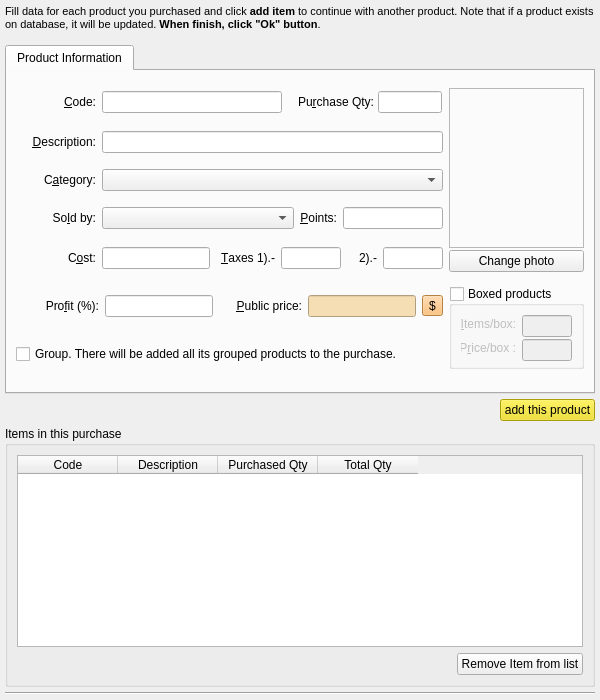
First picture: the form in squeeze/src/ui/purchaseeditor.ui, repository miguelchavez/lemonpos, before the edit.
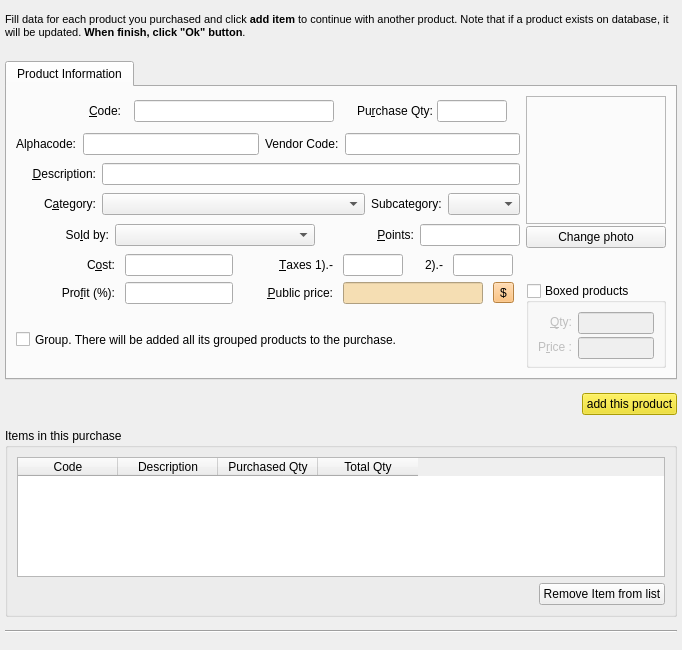
Second picture: the form after the edit.

Commit message: Adding alphacode, vendorcode and subcategory fields for editing when purchasing.

Diff of the .ui file:
```diff
--- a/squeeze/src/ui/purchaseeditor.ui
+++ b/squeeze/src/ui/purchaseeditor.ui
@@ -6,12 +6,12 @@
    <rect>
     <x>0</x>
     <y>0</y>
-    <width>600</width>
-    <height>700</height>
+    <width>682</width>
+    <height>650</height>
    </rect>
   </property>
   <property name="sizePolicy">
-   <sizepolicy hsizetype="MinimumExpanding" vsizetype="MinimumExpanding">
+   <sizepolicy hsizetype="Minimum" vsizetype="Minimum">
     <horstretch>0</horstretch>
     <verstretch>0</verstretch>
    </sizepolicy>
@@ -19,12 +19,12 @@
   <property name="minimumSize">
    <size>
     <width>600</width>
-    <height>700</height>
+    <height>650</height>
    </size>
   </property>
   <property name="maximumSize">
    <size>
-    <width>600</width>
+    <width>682</width>
     <height>16777215</height>
    </size>
   </property>
@@ -47,7 +47,7 @@
    <item>
     <widget class="QLabel" name="label">
      <property name="sizePolicy">
-      <sizepolicy hsizetype="Minimum" vsizetype="Expanding">
+      <sizepolicy hsizetype="Minimum" vsizetype="Maximum">
        <horstretch>0</horstretch>
        <verstretch>0</verstretch>
       </sizepolicy>
@@ -91,6 +91,12 @@
    </item>
    <item>
     <widget class="QTabWidget" name="tabWidget">
+     <property name="sizePolicy">
+      <sizepolicy hsizetype="Minimum" vsizetype="Maximum">
+       <horstretch>0</horstretch>
+       <verstretch>0</verstretch>
+      </sizepolicy>
+     </property>
      <property name="currentIndex">
       <number>0</number>
      </property>
@@ -101,6 +107,12 @@
       <layout class="QGridLayout" name="gridLayout">
        <item row="0" column="0">
         <layout class="QHBoxLayout" name="horizontalLayout_3">
+         <property name="spacing">
+          <number>4</number>
+         </property>
+         <property name="margin">
+          <number>1</number>
+         </property>
          <item>
           <widget class="QLabel" name="label_5">
            <property name="sizePolicy">
@@ -282,6 +294,36 @@
         </layout>
        </item>
        <item row="1" column="0">
+        <layout class="QHBoxLayout" name="horizontalLayout_10">
+         <item>
+          <widget class="QLabel" name="lblAlpha">
+           <property name="text">
+            <string>Alphacode:</string>
+           </property>
+           <property name="buddy">
+            <cstring>editAlphacode</cstring>
+           </property>
+          </widget>
+         </item>
+         <item>
+          <widget class="QLineEdit" name="editAlphacode"/>
+         </item>
+         <item>
+          <widget class="QLabel" name="lblVendor">
+           <property name="text">
+            <string>Vendor Code:</string>
+           </property>
+           <property name="buddy">
+            <cstring>editVendorcode</cstring>
+           </property>
+          </widget>
+         </item>
+         <item>
+          <widget class="QLineEdit" name="editVendorcode"/>
+         </item>
+        </layout>
+       </item>
+       <item row="2" column="0">
         <layout class="QHBoxLayout" name="horizontalLayout_7">
          <item>
           <widget class="QLabel" name="label_16">
@@ -329,7 +371,7 @@
          </item>
         </layout>
        </item>
-       <item row="2" column="0">
+       <item row="3" column="0">
         <layout class="QHBoxLayout" name="horizontalLayout_6">
          <item>
           <widget class="QLabel" name="label_8">
@@ -375,9 +417,22 @@
            </property>
           </widget>
          </item>
+         <item>
+          <widget class="QLabel" name="label_2">
+           <property name="text">
+            <string>Subcategory:</string>
+           </property>
+           <property name="buddy">
+            <cstring>subcategoriesCombo</cstring>
+           </property>
+          </widget>
+         </item>
+         <item>
+          <widget class="QComboBox" name="subcategoriesCombo"/>
+         </item>
         </layout>
        </item>
-       <item row="3" column="0">
+       <item row="4" column="0">
         <layout class="QHBoxLayout" name="horizontalLayout_4">
          <item>
           <widget class="QLabel" name="label_17">
@@ -484,7 +539,7 @@
          </item>
         </layout>
        </item>
-       <item row="4" column="0">
+       <item row="5" column="0">
         <layout class="QHBoxLayout" name="horizontalLayout_5">
          <item>
           <widget class="QLabel" name="label_9">
@@ -653,7 +708,7 @@
          </item>
         </layout>
        </item>
-       <item row="5" column="0">
+       <item row="6" column="0">
         <layout class="QHBoxLayout" name="_6">
          <item>
           <widget class="QLabel" name="label_11">
@@ -1140,7 +1195,7 @@
          </item>
         </layout>
        </item>
-       <item row="5" column="1" rowspan="2">
+       <item row="6" column="1" rowspan="2">
         <widget class="QGroupBox" name="groupBoxedItem">
          <property name="sizePolicy">
           <sizepolicy hsizetype="Minimum" vsizetype="Preferred">
@@ -1179,7 +1234,7 @@
              </sizepolicy>
             </property>
             <property name="text">
-             <string>&amp;Items/box:</string>
+             <string>&amp;Qty:</string>
             </property>
             <property name="alignment">
              <set>Qt::AlignRight|Qt::AlignTrailing|Qt::AlignVCenter</set>
@@ -1217,7 +1272,7 @@
              </sizepolicy>
             </property>
             <property name="text">
-             <string>P&amp;rice/box :</string>
+             <string>P&amp;rice :</string>
             </property>
             <property name="alignment">
              <set>Qt::AlignRight|Qt::AlignTrailing|Qt::AlignVCenter</set>
@@ -1249,10 +1304,16 @@
          </layout>
         </widget>
        </item>
-       <item row="6" column="0">
+       <item row="7" column="0">
         <layout class="QHBoxLayout" name="horizontalLayout_8">
          <item>
           <widget class="QCheckBox" name="chIsAGroup">
+           <property name="sizePolicy">
+            <sizepolicy hsizetype="Minimum" vsizetype="Minimum">
+             <horstretch>0</horstretch>
+             <verstretch>0</verstretch>
+            </sizepolicy>
+           </property>
            <property name="text">
             <string>Group. There will be added all its grouped products to the purchase.</string>
            </property>
@@ -1266,6 +1327,9 @@
    </item>
    <item>
     <layout class="QHBoxLayout" name="horizontalLayout_2">
+     <property name="spacing">
+      <number>4</number>
+     </property>
      <item>
       <spacer name="horizontalSpacer_2">
        <property name="orientation">
@@ -1281,6 +1345,12 @@
      </item>
      <item>
       <widget class="QPushButton" name="btnAddItem">
+       <property name="sizePolicy">
+        <sizepolicy hsizetype="Maximum" vsizetype="Maximum">
+         <horstretch>0</horstretch>
+         <verstretch>0</verstretch>
+        </sizepolicy>
+       </property>
        <property name="palette">
         <palette>
          <active>
@@ -1651,6 +1721,12 @@
    </item>
    <item>
     <widget class="QGroupBox" name="groupBox">
+     <property name="sizePolicy">
+      <sizepolicy hsizetype="Minimum" vsizetype="Maximum">
+       <horstretch>0</horstretch>
+       <verstretch>0</verstretch>
+      </sizepolicy>
+     </property>
      <property name="title">
       <string>Items in this purchase</string>
      </property>
@@ -1663,6 +1739,12 @@
           <verstretch>0</verstretch>
          </sizepolicy>
         </property>
+        <property name="maximumSize">
+         <size>
+          <width>16777215</width>
+          <height>120</height>
+         </size>
+        </property>
         <property name="editTriggers">
          <set>QAbstractItemView::NoEditTriggers</set>
         </property>
@@ -1711,6 +1793,12 @@
         </item>
         <item>
          <widget class="QPushButton" name="btnRemoveItem">
+          <property name="sizePolicy">
+           <sizepolicy hsizetype="Minimum" vsizetype="Minimum">
+            <horstretch>0</horstretch>
+            <verstretch>0</verstretch>
+           </sizepolicy>
+          </property>
           <property name="text">
            <string>Remove Item from list</string>
           </property>
```
Left out of the diff: 10 changed lines with no effect on the pictures. The commit also changes 3 other files.
